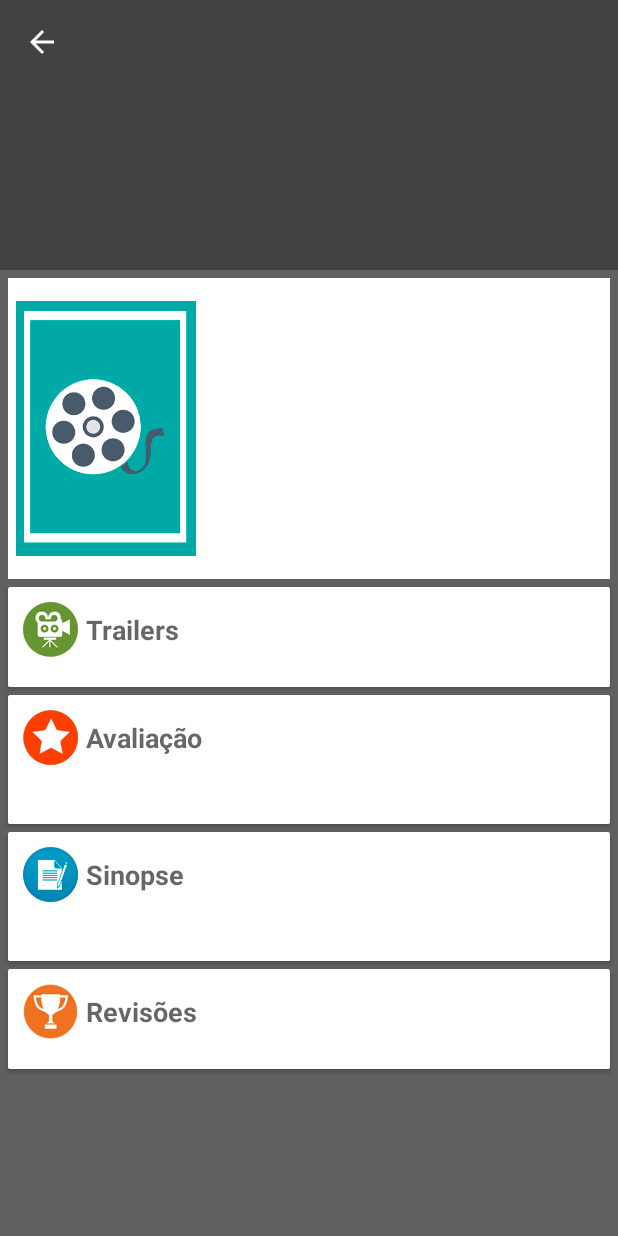
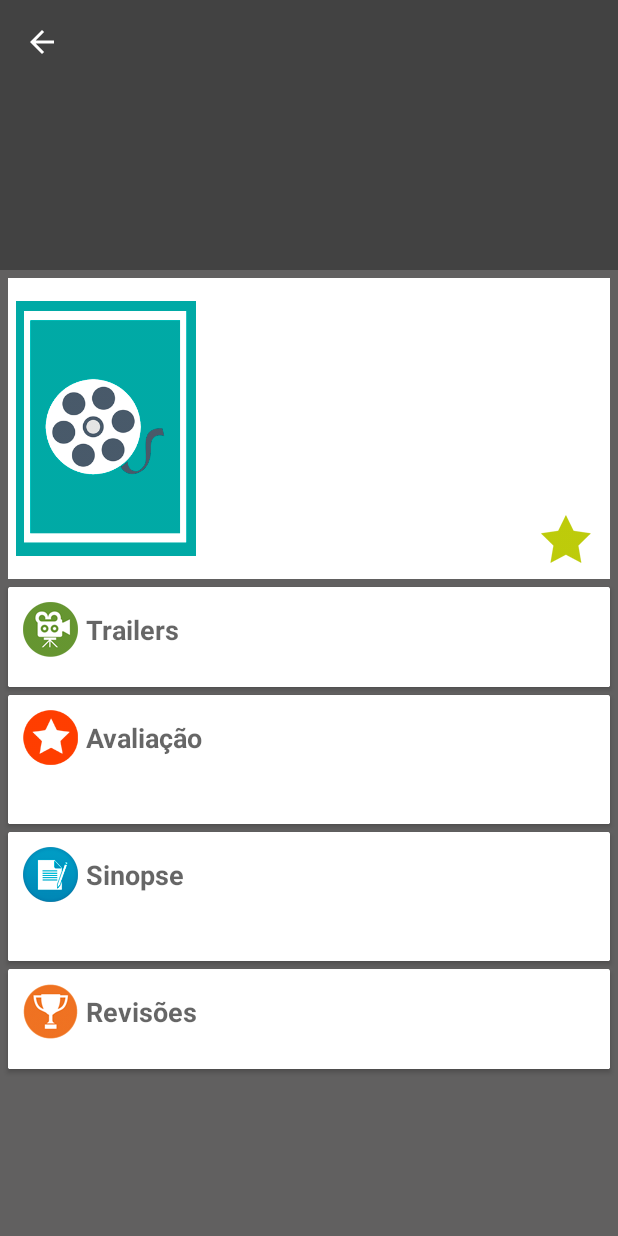
Before and after one commit to JefersonR/movieu, an Android app: the MovieDetailActivity screen opened directly, with no data from a screen before it, on a phone screen of 412 x 824 dp. Run offline under Robolectric (Android 15) with nearby library versions, the phone set to English and light mode, and no system bars; our stand-ins replace Picasso; pictures from the network do not load; Roboto replaces fonts that are not available here; 12 statements that could not run were skipped.

```diff
--- a/app/src/main/res/layout/movie_detail.xml
+++ b/app/src/main/res/layout/movie_detail.xml
@@ -1,6 +1,7 @@
 <?xml version="1.0" encoding="utf-8"?>
 <android.support.v7.widget.CardView xmlns:android="http://schemas.android.com/apk/res/android"
     xmlns:card_view="http://schemas.android.com/apk/res-auto"
+    xmlns:tools="http://schemas.android.com/tools"
     android:id="@+id/card"
     android:layout_width="match_parent"
     android:layout_height="wrap_content"
@@ -66,6 +67,7 @@
                 android:layout_marginTop="@dimen/regular_space_one"
                 android:ellipsize="end"
                 android:maxLines="3" />
+
             <TextView
                 android:id="@+id/txt_released"
                 android:layout_width="match_parent"
@@ -80,6 +82,17 @@
                 android:ellipsize="end"
                 android:maxLines="1" />
         </LinearLayout>
+
+        <ImageView
+            android:id="@+id/img_favorite"
+            android:layout_width="wrap_content"
+            android:layout_height="wrap_content"
+            android:layout_alignParentBottom="true"
+            android:layout_alignParentEnd="true"
+            android:layout_margin="@dimen/regular_space_one"
+            android:background="?selectableItemBackground"
+            android:src="@drawable/ic_favorite_full"
+            tools:ignore="ContentDescription" />
     </RelativeLayout>
 
 </android.support.v7.widget.CardView>
```
Also changed, not shown: app/src/main/java/br/udacity/ui/activities/MovieDetailActivity.java (+30 -1 lines), app/src/main/res/drawable-hdpi/ic_favorite_empty.png (added), app/src/main/res/drawable-hdpi/ic_favorite_full.png (added).
